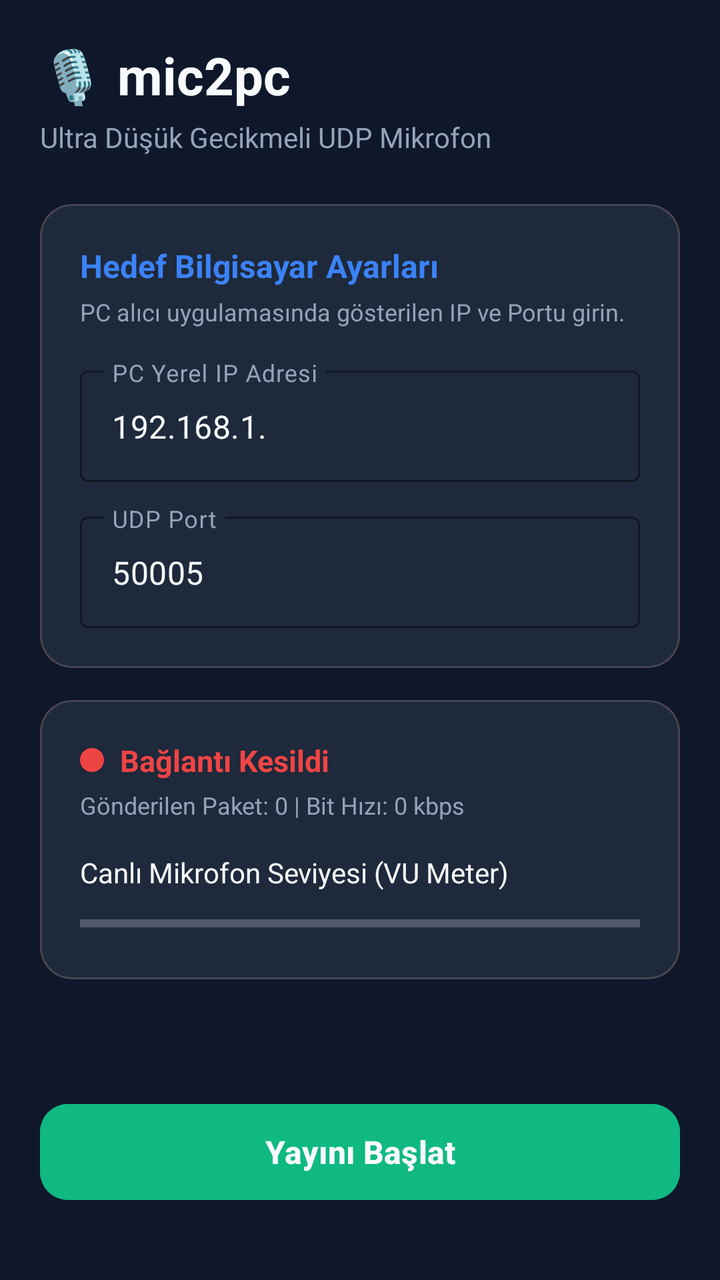
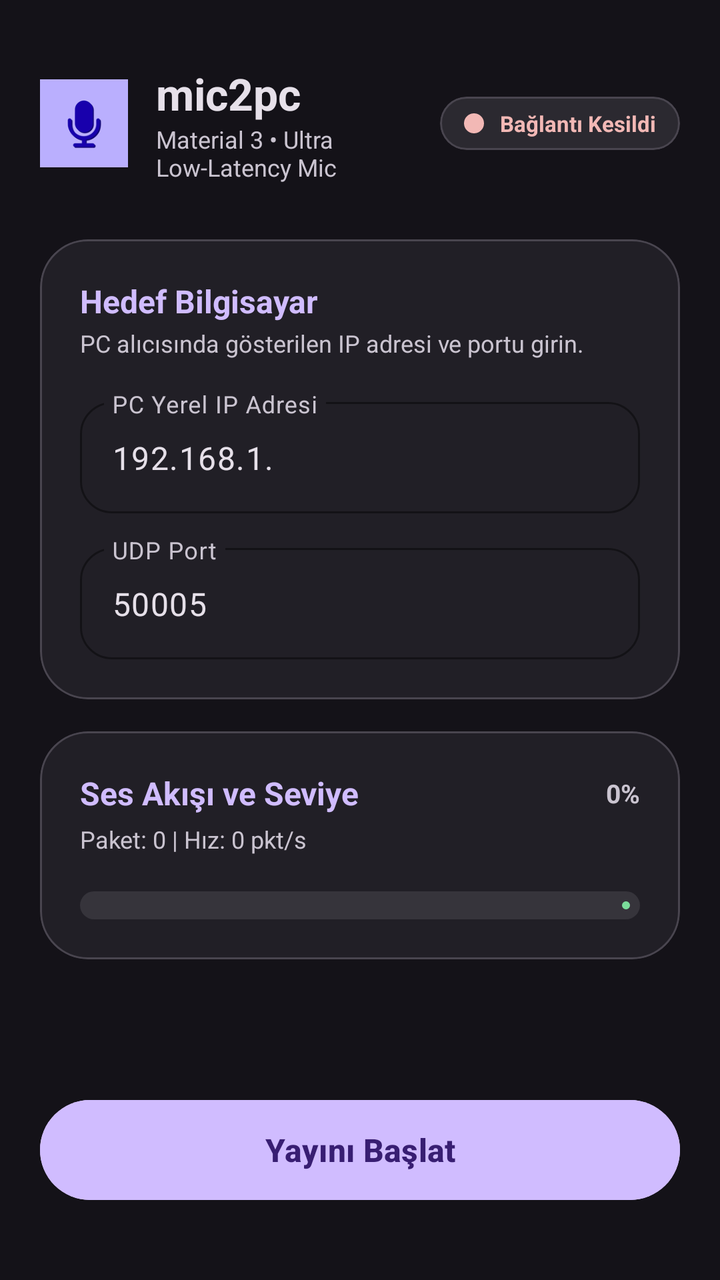

Screens rendered from an Android XML layout before and after an edit, with the pre-edit source and the edit as a unified diff.
<!-- AndroidManifest.xml: application theme Theme.Mic2pc -->
<!-- res/layout/activity_main.xml -->
<?xml version="1.0" encoding="utf-8"?>
<androidx.constraintlayout.widget.ConstraintLayout xmlns:android="http://schemas.android.com/apk/res/android"
    xmlns:app="http://schemas.android.com/apk/res-auto"
    xmlns:tools="http://schemas.android.com/tools"
    android:layout_width="match_parent"
    android:layout_height="match_parent"
    android:background="@color/bg_dark"
    android:padding="20dp">

    
    <TextView
        android:id="@+id/tvAppTitle"
        android:layout_width="wrap_content"
        android:layout_height="wrap_content"
        android:text="🎙️ mic2pc"
        android:textColor="@color/text_white"
        android:textSize="26sp"
        android:textStyle="bold"
        app:layout_constraintStart_toStartOf="parent"
        app:layout_constraintTop_toTopOf="parent" />

    <TextView
        android:id="@+id/tvSubTitle"
        android:layout_width="wrap_content"
        android:layout_height="wrap_content"
        android:layout_marginTop="4dp"
        android:text="Ultra Düşük Gecikmeli UDP Mikrofon"
        android:textColor="@color/text_gray"
        android:textSize="14sp"
        app:layout_constraintStart_toStartOf="parent"
        app:layout_constraintTop_toBottomOf="@id/tvAppTitle" />

    
    <com.google.android.material.card.MaterialCardView
        android:id="@+id/cardConnection"
        android:layout_width="match_parent"
        android:layout_height="wrap_content"
        android:layout_marginTop="24dp"
        app:cardBackgroundColor="@color/card_dark"
        app:cardCornerRadius="16dp"
        app:cardElevation="0dp"
        app:layout_constraintTop_toBottomOf="@id/tvSubTitle">

        <LinearLayout
            android:layout_width="match_parent"
            android:layout_height="wrap_content"
            android:orientation="vertical"
            android:padding="20dp">

            <TextView
                android:layout_width="wrap_content"
                android:layout_height="wrap_content"
                android:text="Hedef Bilgisayar Ayarları"
                android:textColor="@color/primary_blue"
                android:textSize="16sp"
                android:textStyle="bold" />

            <TextView
                android:layout_width="wrap_content"
                android:layout_height="wrap_content"
                android:layout_marginTop="4dp"
                android:text="PC alıcı uygulamasında gösterilen IP ve Portu girin."
                android:textColor="@color/text_gray"
                android:textSize="12sp" />

            
            <com.google.android.material.textfield.TextInputLayout
                android:id="@+id/tilIp"
                style="@style/Widget.MaterialComponents.TextInputLayout.OutlinedBox"
                android:layout_width="match_parent"
                android:layout_height="wrap_content"
                android:layout_marginTop="16dp"
                android:hint="PC Yerel IP Adresi"
                android:textColorHint="@color/text_gray"
                app:boxStrokeColor="@color/primary_blue"
                app:hintTextColor="@color/primary_blue">

                <com.google.android.material.textfield.TextInputEditText
                    android:id="@+id/etTargetIp"
                    android:layout_width="match_parent"
                    android:layout_height="wrap_content"
                    android:inputType="textUri"
                    android:singleLine="true"
                    android:text="192.168.1."
                    android:textColor="@color/text_white" />
            </com.google.android.material.textfield.TextInputLayout>

            
            <com.google.android.material.textfield.TextInputLayout
                android:id="@+id/tilPort"
                style="@style/Widget.MaterialComponents.TextInputLayout.OutlinedBox"
                android:layout_width="match_parent"
                android:layout_height="wrap_content"
                android:layout_marginTop="12dp"
                android:hint="UDP Port"
                android:textColorHint="@color/text_gray"
                app:boxStrokeColor="@color/primary_blue"
                app:hintTextColor="@color/primary_blue">

                <com.google.android.material.textfield.TextInputEditText
                    android:id="@+id/etTargetPort"
                    android:layout_width="match_parent"
                    android:layout_height="wrap_content"
                    android:inputType="number"
                    android:singleLine="true"
                    android:text="50005"
                    android:textColor="@color/text_white" />
            </com.google.android.material.textfield.TextInputLayout>

        </LinearLayout>
    </com.google.android.material.card.MaterialCardView>

    
    <com.google.android.material.card.MaterialCardView
        android:id="@+id/cardStatus"
        android:layout_width="match_parent"
        android:layout_height="wrap_content"
        android:layout_marginTop="16dp"
        app:cardBackgroundColor="@color/card_dark"
        app:cardCornerRadius="16dp"
        app:cardElevation="0dp"
        app:layout_constraintTop_toBottomOf="@id/cardConnection">

        <LinearLayout
            android:layout_width="match_parent"
            android:layout_height="wrap_content"
            android:orientation="vertical"
            android:padding="20dp">

            <LinearLayout
                android:layout_width="match_parent"
                android:layout_height="wrap_content"
                android:gravity="center_vertical"
                android:orientation="horizontal">

                <View
                    android:id="@+id/viewStatusDot"
                    android:layout_width="12dp"
                    android:layout_height="12dp"
                    android:background="@drawable/circle_red" />

                <TextView
                    android:id="@+id/tvStatus"
                    android:layout_width="wrap_content"
                    android:layout_height="wrap_content"
                    android:layout_marginStart="8dp"
                    android:text="@string/status_disconnected"
                    android:textColor="@color/accent_red"
                    android:textSize="15sp"
                    android:textStyle="bold" />
            </LinearLayout>

            <TextView
                android:id="@+id/tvPacketStats"
                android:layout_width="wrap_content"
                android:layout_height="wrap_content"
                android:layout_marginTop="4dp"
                android:text="Gönderilen Paket: 0 | Bit Hızı: 0 kbps"
                android:textColor="@color/text_gray"
                android:textSize="12sp" />

            
            <TextView
                android:layout_width="wrap_content"
                android:layout_height="wrap_content"
                android:layout_marginTop="16dp"
                android:text="Canlı Mikrofon Seviyesi (VU Meter)"
                android:textColor="@color/text_white"
                android:textSize="14sp" />

            <ProgressBar
                android:id="@+id/pbVuMeter"
                style="@style/Widget.AppCompat.ProgressBar.Horizontal"
                android:layout_width="match_parent"
                android:layout_height="16dp"
                android:layout_marginTop="8dp"
                android:max="100"
                android:progress="0"
                android:progressTint="@color/accent_green" />

        </LinearLayout>
    </com.google.android.material.card.MaterialCardView>

    
    <com.google.android.material.button.MaterialButton
        android:id="@+id/btnToggleStream"
        android:layout_width="match_parent"
        android:layout_height="56dp"
        android:layout_marginBottom="16dp"
        android:backgroundTint="@color/accent_green"
        android:text="@string/btn_start"
        android:textColor="@color/text_white"
        android:textSize="16sp"
        android:textStyle="bold"
        app:cornerRadius="14dp"
        app:layout_constraintBottom_toBottomOf="parent" />

</androidx.constraintlayout.widget.ConstraintLayout>
<!-- resources referenced by this layout -->
<resources>
  <color name="accent_green">#10B981</color>
  <color name="accent_red">#EF4444</color>
  <color name="bg_dark">#0F172A</color>
  <color name="card_dark">#1E293B</color>
  <color name="primary_blue">#3B82F6</color>
  <color name="text_gray">#94A3B8</color>
  <color name="text_white">#F8FAFC</color>
  <!-- drawable circle_red (drawable) -->
  <?xml version="1.0" encoding="utf-8"?>
  <shape xmlns:android="http://schemas.android.com/apk/res/android"
      android:shape="oval">
      <solid android:color="@color/accent_red" />
      <size android:width="12dp" android:height="12dp" />
  </shape>
  <string name="btn_start">Yayını Başlat</string>
  <string name="status_disconnected">Bağlantı Kesildi</string>
  <style name="Theme.Mic2pc" parent="Theme.Material3.Dark.NoActionBar">
          <item name="android:statusBarColor">@color/bg_dark</item>
          <item name="android:navigationBarColor">@color/bg_dark</item>
          <item name="android:windowBackground">@color/bg_dark</item>
          <item name="colorPrimary">@color/primary_blue</item>
      </style>
</resources>

<!-- the commit's change to res/layout/activity_main.xml (unified diff, before → after) -->
@@ -4,42 +4,101 @@
     xmlns:tools="http://schemas.android.com/tools"
     android:layout_width="match_parent"
     android:layout_height="match_parent"
-    android:background="@color/bg_dark"
+    android:background="@color/m3_surface"
     android:padding="20dp">
 
     
-    <TextView
-        android:id="@+id/tvAppTitle"
-        android:layout_width="wrap_content"
+    <LinearLayout
+        android:id="@+id/headerLayout"
+        android:layout_width="match_parent"
         android:layout_height="wrap_content"
-        android:text="🎙️ mic2pc"
-        android:textColor="@color/text_white"
-        android:textSize="26sp"
-        android:textStyle="bold"
-        app:layout_constraintStart_toStartOf="parent"
-        app:layout_constraintTop_toTopOf="parent" />
-
-    <TextView
-        android:id="@+id/tvSubTitle"
-        android:layout_width="wrap_content"
-        android:layout_height="wrap_content"
-        android:layout_marginTop="4dp"
-        android:text="Ultra Düşük Gecikmeli UDP Mikrofon"
-        android:textColor="@color/text_gray"
-        android:textSize="14sp"
-        app:layout_constraintStart_toStartOf="parent"
-        app:layout_constraintTop_toBottomOf="@id/tvAppTitle" />
+        android:gravity="center_vertical"
+        android:orientation="horizontal"
+        android:paddingTop="12dp"
+        android:paddingBottom="12dp"
+        app:layout_constraintTop_toTopOf="parent">
+
+        <ImageView
+            android:layout_width="44dp"
+            android:layout_height="44dp"
+            android:contentDescription="@string/app_name"
+            android:src="@mipmap/ic_launcher" />
+
+        <LinearLayout
+            android:layout_width="0dp"
+            android:layout_height="wrap_content"
+            android:layout_marginStart="14dp"
+            android:layout_weight="1"
+            android:orientation="vertical">
+
+            <TextView
+                android:layout_width="wrap_content"
+                android:layout_height="wrap_content"
+                android:text="mic2pc"
+                android:textColor="@color/m3_on_surface"
+                android:textSize="22sp"
+                android:textStyle="bold" />
+
+            <TextView
+                android:layout_width="wrap_content"
+                android:layout_height="wrap_content"
+                android:text="Material 3 • Ultra Low-Latency Mic"
+                android:textColor="@color/m3_on_surface_variant"
+                android:textSize="12sp" />
+        </LinearLayout>
+
+        
+        <com.google.android.material.card.MaterialCardView
+            android:id="@+id/cardStatusBadge"
+            android:layout_width="wrap_content"
+            android:layout_height="wrap_content"
+            app:cardBackgroundColor="@color/m3_surface_container_high"
+            app:cardCornerRadius="18dp"
+            app:cardElevation="0dp"
+            app:strokeColor="@color/m3_outline_variant"
+            app:strokeWidth="1dp">
+
+            <LinearLayout
+                android:layout_width="wrap_content"
+                android:layout_height="wrap_content"
+                android:gravity="center_vertical"
+                android:orientation="horizontal"
+                android:paddingStart="12dp"
+                android:paddingTop="6dp"
+                android:paddingEnd="12dp"
+                android:paddingBottom="6dp">
+
+                <View
+                    android:id="@+id/viewStatusDot"
+                    android:layout_width="10dp"
+                    android:layout_height="10dp"
+                    android:background="@drawable/circle_red" />
+
+                <TextView
+                    android:id="@+id/tvStatus"
+                    android:layout_width="wrap_content"
+                    android:layout_height="wrap_content"
+                    android:layout_marginStart="8dp"
+                    android:text="@string/status_disconnected"
+                    android:textColor="@color/m3_error"
+                    android:textSize="11sp"
+                    android:textStyle="bold" />
+            </LinearLayout>
+        </com.google.android.material.card.MaterialCardView>
+    </LinearLayout>
 
     
     <com.google.android.material.card.MaterialCardView
         android:id="@+id/cardConnection"
         android:layout_width="match_parent"
         android:layout_height="wrap_content"
-        android:layout_marginTop="24dp"
-        app:cardBackgroundColor="@color/card_dark"
-        app:cardCornerRadius="16dp"
+        android:layout_marginTop="16dp"
+        app:cardBackgroundColor="@color/m3_surface_container"
+        app:cardCornerRadius="24dp"
         app:cardElevation="0dp"
-        app:layout_constraintTop_toBottomOf="@id/tvSubTitle">
+        app:strokeColor="@color/m3_outline_variant"
+        app:strokeWidth="1dp"
+        app:layout_constraintTop_toBottomOf="@id/headerLayout">
 
         <LinearLayout
             android:layout_width="match_parent"
@@ -50,30 +109,33 @@
             <TextView
                 android:layout_width="wrap_content"
                 android:layout_height="wrap_content"
-                android:text="Hedef Bilgisayar Ayarları"
-                android:textColor="@color/primary_blue"
+                android:text="Hedef Bilgisayar"
+                android:textColor="@color/m3_primary"
                 android:textSize="16sp"
                 android:textStyle="bold" />
 
             <TextView
                 android:layout_width="wrap_content"
                 android:layout_height="wrap_content"
-                android:layout_marginTop="4dp"
-                android:text="PC alıcı uygulamasında gösterilen IP ve Portu girin."
-                android:textColor="@color/text_gray"
+                android:layout_marginTop="2dp"
+                android:text="PC alıcısında gösterilen IP adresi ve portu girin."
+                android:textColor="@color/m3_on_surface_variant"
                 android:textSize="12sp" />
 
             
             <com.google.android.material.textfield.TextInputLayout
                 android:id="@+id/tilIp"
-                style="@style/Widget.MaterialComponents.TextInputLayout.OutlinedBox"
+                style="@style/Widget.Material3.TextInputLayout.OutlinedBox"
                 android:layout_width="match_parent"
                 android:layout_height="wrap_content"
                 android:layout_marginTop="16dp"
                 android:hint="PC Yerel IP Adresi"
-                android:textColorHint="@color/text_gray"
-                app:boxStrokeColor="@color/primary_blue"
-                app:hintTextColor="@color/primary_blue">
+                app:boxCornerRadiusBottomEnd="16dp"
+                app:boxCornerRadiusBottomStart="16dp"
+                app:boxCornerRadiusTopEnd="16dp"
+                app:boxCornerRadiusTopStart="16dp"
+                app:boxStrokeColor="@color/m3_primary"
+                app:hintTextColor="@color/m3_primary">
 
                 <com.google.android.material.textfield.TextInputEditText
                     android:id="@+id/etTargetIp"
@@ -82,20 +144,23 @@
                     android:inputType="textUri"
                     android:singleLine="true"
                     android:text="192.168.1."
-                    android:textColor="@color/text_white" />
+                    android:textColor="@color/m3_on_surface" />
             </com.google.android.material.textfield.TextInputLayout>
 
             
             <com.google.android.material.textfield.TextInputLayout
                 android:id="@+id/tilPort"
-                style="@style/Widget.MaterialComponents.TextInputLayout.OutlinedBox"
+                style="@style/Widget.Material3.TextInputLayout.OutlinedBox"
                 android:layout_width="match_parent"
                 android:layout_height="wrap_content"
                 android:layout_marginTop="12dp"
                 android:hint="UDP Port"
-                android:textColorHint="@color/text_gray"
-                app:boxStrokeColor="@color/primary_blue"
-                app:hintTextColor="@color/primary_blue">
+                app:boxCornerRadiusBottomEnd="16dp"
+                app:boxCornerRadiusBottomStart="16dp"
+                app:boxCornerRadiusTopEnd="16dp"
+                app:boxCornerRadiusTopStart="16dp"
+                app:boxStrokeColor="@color/m3_primary"
+                app:hintTextColor="@color/m3_primary">
 
                 <com.google.android.material.textfield.TextInputEditText
                     android:id="@+id/etTargetPort"
@@ -104,7 +169,7 @@
                     android:inputType="number"
                     android:singleLine="true"
                     android:text="50005"
-                    android:textColor="@color/text_white" />
+                    android:textColor="@color/m3_on_surface" />
             </com.google.android.material.textfield.TextInputLayout>
 
         </LinearLayout>
@@ -112,13 +177,15 @@
 
     
     <com.google.android.material.card.MaterialCardView
-        android:id="@+id/cardStatus"
+        android:id="@+id/cardMetrics"
         android:layout_width="match_parent"
         android:layout_height="wrap_content"
         android:layout_marginTop="16dp"
-        app:cardBackgroundColor="@color/card_dark"
-        app:cardCornerRadius="16dp"
+        app:cardBackgroundColor="@color/m3_surface_container"
+        app:cardCornerRadius="24dp"
         app:cardElevation="0dp"
+        app:strokeColor="@color/m3_outline_variant"
+        app:strokeWidth="1dp"
         app:layout_constraintTop_toBottomOf="@id/cardConnection">
 
         <LinearLayout
@@ -133,20 +200,22 @@
                 android:gravity="center_vertical"
                 android:orientation="horizontal">
 
-                <View
-                    android:id="@+id/viewStatusDot"
-                    android:layout_width="12dp"
-                    android:layout_height="12dp"
-                    android:background="@drawable/circle_red" />
-
                 <TextView
-                    android:id="@+id/tvStatus"
+                    android:layout_width="0dp"
+                    android:layout_height="wrap_content"
+                    android:layout_weight="1"
+                    android:text="Ses Akışı ve Seviye"
+                    android:textColor="@color/m3_primary"
+                    android:textSize="16sp"
+                    android:textStyle="bold" />
+
+                <TextView
+                    android:id="@+id/tvVuPercent"
                     android:layout_width="wrap_content"
                     android:layout_height="wrap_content"
-                    android:layout_marginStart="8dp"
-                    android:text="@string/status_disconnected"
-                    android:textColor="@color/accent_red"
-                    android:textSize="15sp"
+                    android:text="0%"
+                    android:textColor="@color/m3_on_surface_variant"
+                    android:textSize="13sp"
                     android:textStyle="bold" />
             </LinearLayout>
 
@@ -155,28 +224,22 @@
                 android:layout_width="wrap_content"
                 android:layout_height="wrap_content"
                 android:layout_marginTop="4dp"
-                android:text="Gönderilen Paket: 0 | Bit Hızı: 0 kbps"
-                android:textColor="@color/text_gray"
+                android:text="Paket: 0 | Hız: 0 pkt/s"
+                android:textColor="@color/m3_on_surface_variant"
                 android:textSize="12sp" />
 
             
-            <TextView
-                android:layout_width="wrap_content"
-                android:layout_height="wrap_content"
-                android:layout_marginTop="16dp"
-                android:text="Canlı Mikrofon Seviyesi (VU Meter)"
-                android:textColor="@color/text_white"
-                android:textSize="14sp" />
-
-            <ProgressBar
+            <com.google.android.material.progressindicator.LinearProgressIndicator
                 android:id="@+id/pbVuMeter"
-                style="@style/Widget.AppCompat.ProgressBar.Horizontal"
-                android:layout_width="match_parent"
-                android:layout_height="16dp"
-                android:layout_marginTop="8dp"
+                android:layout_width="match_parent"
+                android:layout_height="wrap_content"
+                android:layout_marginTop="18dp"
                 android:max="100"
                 android:progress="0"
-                android:progressTint="@color/accent_green" />
+                app:indicatorColor="@color/m3_tertiary"
+                app:trackColor="@color/m3_surface_container_highest"
+                app:trackCornerRadius="8dp"
+                app:trackThickness="14dp" />
 
         </LinearLayout>
     </com.google.android.material.card.MaterialCardView>
@@ -184,15 +247,16 @@
     
     <com.google.android.material.button.MaterialButton
         android:id="@+id/btnToggleStream"
-        android:layout_width="match_parent"
-        android:layout_height="56dp"
+        style="@style/Widget.Material3.Button"
+        android:layout_width="match_parent"
+        android:layout_height="58dp"
         android:layout_marginBottom="16dp"
-        android:backgroundTint="@color/accent_green"
+        android:backgroundTint="@color/m3_primary"
         android:text="@string/btn_start"
-        android:textColor="@color/text_white"
+        android:textColor="@color/m3_on_primary"
         android:textSize="16sp"
         android:textStyle="bold"
-        app:cornerRadius="14dp"
+        app:cornerRadius="29dp"
         app:layout_constraintBottom_toBottomOf="parent" />
 
 </androidx.constraintlayout.widget.ConstraintLayout>
<!-- resource entries referenced after the edit -->
@@ -1,12 +1,19 @@
 <!-- resources referenced by this layout -->
 <resources>
-  <color name="accent_green">#10B981</color>
-  <color name="accent_red">#EF4444</color>
-  <color name="bg_dark">#0F172A</color>
-  <color name="card_dark">#1E293B</color>
-  <color name="primary_blue">#3B82F6</color>
-  <color name="text_gray">#94A3B8</color>
-  <color name="text_white">#F8FAFC</color>
+  <color name="m3_error">#F2B8B5</color>
+  <color name="m3_on_primary">#381E72</color>
+  <color name="m3_on_surface">#E6E0E9</color>
+  <color name="m3_on_surface_variant">#CAC4D0</color>
+  <color name="m3_outline_variant">#49454F</color>
+  <color name="m3_primary">#D0BCFF</color>
+  <color name="m3_surface">#141218</color>
+  <color name="m3_surface_container">#211F26</color>
+  <color name="m3_surface_container_high">#2B2930</color>
+  <color name="m3_surface_container_highest">#36343B</color>
+  <color name="m3_tertiary">#7ADC9A</color>
+  <color name="accent_red">@color/m3_error</color>
+  <color name="m3_primary_container">#4F378B</color>
+  <color name="m3_on_primary_container">#EADDFF</color>
   <!-- drawable circle_red (drawable) -->
   <?xml version="1.0" encoding="utf-8"?>
   <shape xmlns:android="http://schemas.android.com/apk/res/android"
@@ -14,13 +21,20 @@
       <solid android:color="@color/accent_red" />
       <size android:width="12dp" android:height="12dp" />
   </shape>
+  <!-- mipmap ic_launcher: png bitmap (mipmap-hdpi, 2595 bytes) -->
+  <string name="app_name">mic2pc</string>
   <string name="btn_start">Yayını Başlat</string>
   <string name="status_disconnected">Bağlantı Kesildi</string>
   <style name="Theme.Mic2pc" parent="Theme.Material3.Dark.NoActionBar">
-          <item name="android:statusBarColor">@color/bg_dark</item>
-          <item name="android:navigationBarColor">@color/bg_dark</item>
-          <item name="android:windowBackground">@color/bg_dark</item>
-          <item name="colorPrimary">@color/primary_blue</item>
+          <item name="android:statusBarColor">@color/m3_surface</item>
+          <item name="android:navigationBarColor">@color/m3_surface</item>
+          <item name="android:windowBackground">@color/m3_surface</item>
+          <item name="colorPrimary">@color/m3_primary</item>
+          <item name="colorOnPrimary">@color/m3_on_primary</item>
+          <item name="colorPrimaryContainer">@color/m3_primary_container</item>
+          <item name="colorOnPrimaryContainer">@color/m3_on_primary_container</item>
+          <item name="colorSurface">@color/m3_surface</item>
+          <item name="colorOnSurface">@color/m3_on_surface</item>
       </style>
 </resources>
 
